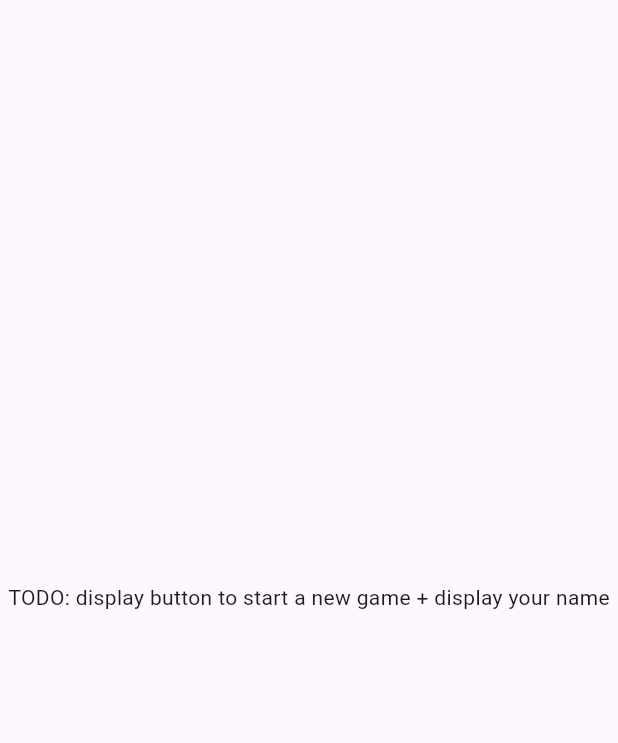
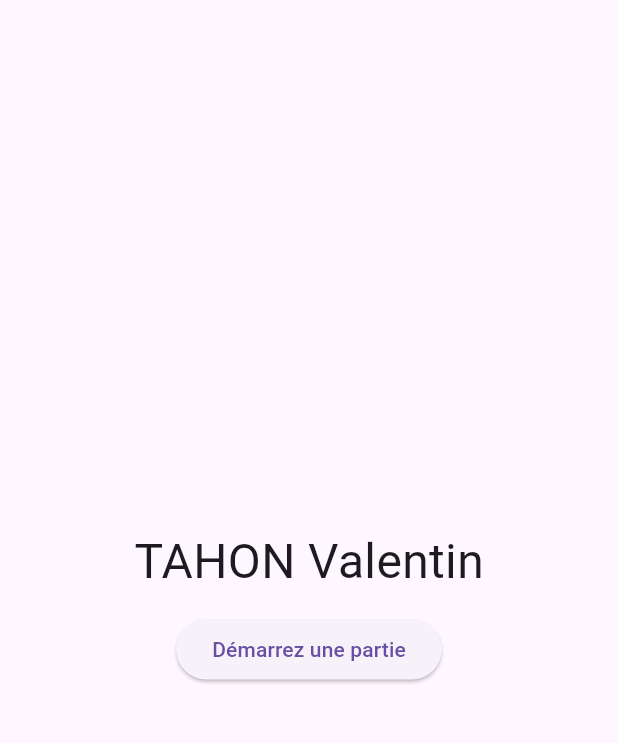
Before and after one commit to Yukams/flutter-tp-note-2024-Yukams, a Flutter app: the screen it shows after launch, on a phone screen of 412 x 824 dp, the part 63-806 px from its top. Run offline on Flutter 3.47's test engine with Material 3 defaults, Android fonts, the phone set to English and light mode, and no system bars; our stand-ins replace go_router.

Commit message:
Resolves tp

```diff
--- a/lib/main.dart
+++ b/lib/main.dart
@@ -1,6 +1,10 @@
 import 'package:flutter/material.dart';
 import 'package:go_router/go_router.dart';
+import 'package:guess_number/game_failure.dart';
+import 'package:guess_number/game_victory.dart';
 import 'package:guess_number/menu_page.dart';
+
+import 'game.dart';
 
 void main() {
   runApp(const MyApp());
@@ -13,6 +17,18 @@ final GoRouter _router = GoRouter(
       builder: (BuildContext context, GoRouterState state) {
         return const MenuPage();
       },
+    ),
+    GoRoute(
+      path: '/game',
+      builder: (context, state) => const Game(title: 'Devine le nombre'),
+    ),
+    GoRoute(
+      path: '/success',
+      builder: (context, state) => const GameVictory(title: 'Victoire !'),
+    ),
+    GoRoute(
+      path: '/failure',
+      builder: (context, state) => const GameFailure(title: 'Échec !'),
     ),
   ],
 );
--- a/lib/menu_page.dart
+++ b/lib/menu_page.dart
@@ -1,15 +1,37 @@
 import 'package:flutter/material.dart';
+import 'package:go_router/go_router.dart';
 
-class MenuPage extends StatelessWidget {
+class MenuPage extends StatefulWidget {
   const MenuPage({Key? key}) : super(key: key);
 
+  @override
+  State<MenuPage> createState() => _MenuPageState();
+}
+
+class _MenuPageState extends State<MenuPage> {
   @override
   Widget build(BuildContext context) {
     return Scaffold(
       appBar: AppBar(
         title: const Text("Devine le nombre"),
       ),
-      body: const Center(child: Text("TODO: display button to start a new game + display your name")) ,
+      body: Center(
+        child: Column(
+          mainAxisAlignment: MainAxisAlignment.center,
+          children: [
+            const Padding(
+                padding: EdgeInsets.all(12.0),
+                child: Text("TAHON Valentin", style: TextStyle(fontSize: 32))
+            ),
+            ElevatedButton(
+              onPressed: () {
+                context.go('/game');
+              },
+              child: const Text("Démarrez une partie"),
+            ),
+          ],
+        ),
+      ),
     );
   }
 }
```
Also changed, not shown: lib/game.dart (added, +135 -0 lines), lib/game_failure.dart (added, +40 -0 lines), lib/game_victory.dart (added, +40 -0 lines), 1 other file.
